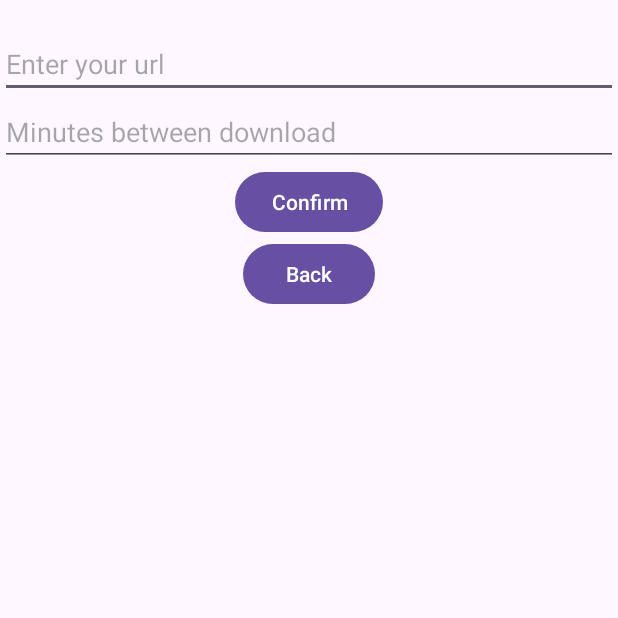
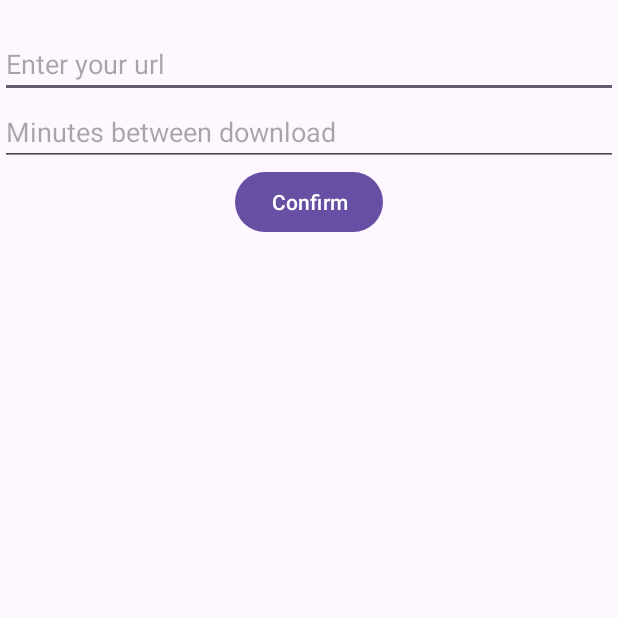
Before and after one commit to yumutian20020315/quizdroid, an Android app: the screen it shows after launch (Setting), after a tap on "Preference", on a phone screen of 412 x 824 dp, the top half of it. Run offline under Robolectric (Android 15) with nearby library versions, the phone set to English and light mode, and no system bars.

Commit message:
storage done

```diff
--- a/QuizDroid/app/src/main/java/edu/uw/ischool/mutiay/quizdroid/MainActivity.kt
+++ b/QuizDroid/app/src/main/java/edu/uw/ischool/mutiay/quizdroid/MainActivity.kt
@@ -40,7 +40,6 @@ class MainActivity : AppCompatActivity() {
 
         //get action bar
         setSupportActionBar(findViewById(R.id.my_toolbar))
-
 
 
 
@@ -88,22 +87,17 @@ class MainActivity : AppCompatActivity() {
 
     override fun onResume() {
         super.onResume()
+        Log.i("OnResume()", "onResume called")
         barText = findViewById(R.id.showme)
 
-        val prefs = this.getPreferences(Context.MODE_PRIVATE)
+        val prefs = this.getSharedPreferences("shared_prefs", Context.MODE_PRIVATE)
 
+        val message1 = prefs.getString("url_download", "Default URL")
+        val message2 = prefs.getString("minutes_between_download", "Default Minutes")
 
-        val message1 = prefs.getString("url_download", "Howdy!")
-        val message2 = prefs.getString("minutes_between_download", "Howdy!")
+        barText.setText("URl: $message1  Interval: $message2")
+    }
 
-        if (message1 != null) {
-            Log.i("test1", message1)
-        }
-        if (message2 != null) {
-            Log.i("test1", message2)
-        }
-        barText.setText(message1 + " " + message2)
-    }
 
 
 }
--- a/QuizDroid/app/src/main/java/edu/uw/ischool/mutiay/quizdroid/QuizApp.kt
+++ b/QuizDroid/app/src/main/java/edu/uw/ischool/mutiay/quizdroid/QuizApp.kt
@@ -250,7 +250,7 @@ class MockTopicRepository(private val context: Context): TopicRepository {
     )
 
     init {
-        loadTopicsFromJsonFile("questions.json")
+        loadTopicsFromJsonFile("my_questions.json")
     }
 
     private fun loadTopicsFromJsonFile(fileName: String) {
@@ -259,6 +259,7 @@ class MockTopicRepository(private val context: Context): TopicRepository {
             val jsonString = file.readText(Charsets.UTF_8)
             // Clear the hardcoded list
             items.clear()
+
             // Parse the JSON string and add to 'items'
             parseTopics(jsonString).let {
                 items.addAll(it)
@@ -275,9 +276,9 @@ class MockTopicRepository(private val context: Context): TopicRepository {
                 Topic(
                     title = jsonObject.getString("title"),
                     descriptionShort = jsonObject.getString("desc"),
-                    descriptionLong = jsonObject.getString("desc"), // 如果您有长描述，应该使用它
+                    descriptionLong = jsonObject.getString("desc"),
                     quizzes = parseQuizzes(jsonObject.getJSONArray("questions")),
-                    iconId = android.R.drawable.ic_dialog_email // 您需要为每个主题提供一个图标资源
+                    iconId = android.R.drawable.ic_dialog_email
                 )
             }
         }
@@ -288,7 +289,7 @@ class MockTopicRepository(private val context: Context): TopicRepository {
         for (i in 0 until jsonArray.length()) {
             val questionObject = jsonArray.getJSONObject(i)
             val questionText = questionObject.getString("text")
-            val answerIndex = questionObject.getString("answer").toInt() // 确保 answer 字段是字符串类型的数字
+            val answerIndex = questionObject.getString("answer").toInt()
             val answersJsonArray = questionObject.getJSONArray("answers")
             val answers = mutableListOf<String>()
             for (j in 0 until answersJsonArray.length()) {
--- a/QuizDroid/app/src/main/java/edu/uw/ischool/mutiay/quizdroid/Setting.kt
+++ b/QuizDroid/app/src/main/java/edu/uw/ischool/mutiay/quizdroid/Setting.kt
@@ -13,7 +13,7 @@ class Setting : AppCompatActivity() {
     private lateinit var url:EditText
     private lateinit var minute_download:EditText
     private lateinit var confirm:Button
-    private lateinit var back_main:Button
+
 
     override fun onCreate(savedInstanceState: Bundle?) {
         super.onCreate(savedInstanceState)
@@ -22,13 +22,13 @@ class Setting : AppCompatActivity() {
         url = findViewById(R.id.urlInput)
         minute_download = findViewById(R.id.minutesInput)
         confirm = findViewById(R.id.confirm_button)
-        back_main = findViewById(R.id.back_to_main_btn)
+
 
         confirm.setOnClickListener {
             var url_for_download = url.text.toString()
             var minutes = minute_download.text.toString()
 
-            val prefs = this.getPreferences(Context.MODE_PRIVATE)
+            val prefs = this.getSharedPreferences("shared_prefs", Context.MODE_PRIVATE)
             val prefsEditor = prefs.edit()
 
             prefsEditor.putString("url_download", url_for_download)
@@ -36,18 +36,17 @@ class Setting : AppCompatActivity() {
             Log.i("test", minutes)
             prefsEditor.putString("minutes_between_download", minutes)
             prefsEditor.apply()
-            prefsEditor.commit()
         }
 
-        back_main.setOnClickListener {
-            val intent = Intent(this, MainActivity::class.java)
-
-            try {
-                startActivity(intent)
-            } catch (e: ActivityNotFoundException) {
-
-            }
-        }
+//        back_main.setOnClickListener {
+//            val intent = Intent(this, MainActivity::class.java)
+//
+//            try {
+//                startActivity(intent)
+//            } catch (e: ActivityNotFoundException) {
+//
+//            }
+//        }
 
 
 
--- a/QuizDroid/app/src/main/res/layout/activity_main.xml
+++ b/QuizDroid/app/src/main/res/layout/activity_main.xml
@@ -35,7 +35,8 @@
         <TextView
             android:id="@+id/showme"
             android:layout_width="wrap_content"
-            android:layout_height="wrap_content">
+            android:layout_height="wrap_content"
+            android:hint="URL: Interval:">
 
         </TextView>
 
--- a/QuizDroid/app/src/main/res/layout/activity_setting.xml
+++ b/QuizDroid/app/src/main/res/layout/activity_setting.xml
@@ -14,7 +14,8 @@
         app:layout_constraintStart_toStartOf="parent"
         app:layout_constraintEnd_toEndOf="parent"
         android:layout_marginTop="20dp"
-        android:hint="Enter your url"/>
+        android:hint="Enter your url"
+        android:textColor="@color/white"/>
 
 
 
@@ -26,7 +27,8 @@
         android:inputType="number"
         app:layout_constraintTop_toBottomOf="@id/urlInput"
         app:layout_constraintStart_toStartOf="parent"
-        app:layout_constraintEnd_toEndOf="parent"/>
+        app:layout_constraintEnd_toEndOf="parent"
+        android:textColor="@color/white"/>
 
     <Button
         android:id="@+id/confirm_button"
@@ -38,13 +40,5 @@
         app:layout_constraintEnd_toEndOf="parent"
         android:enabled="true"/>
 
-    <Button
-        android:id="@+id/back_to_main_btn"
-        android:layout_width="wrap_content"
-        android:layout_height="wrap_content"
-        android:text="Back"
-        app:layout_constraintTop_toBottomOf="@id/confirm_button"
-        app:layout_constraintStart_toStartOf="parent"
-        app:layout_constraintEnd_toEndOf="parent"
-        android:enabled="true"/>
+
 </androidx.constraintlayout.widget.ConstraintLayout>
```
Also changed, not shown: 6 other files.
